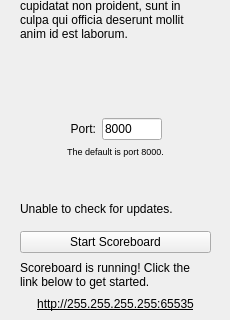
someweisguy/NSOBridge, file NSOBridge.ui: the form before one commit; both pictures show x 0 to 230 and y 180 to 500 of the 230 by 500 pixel window.
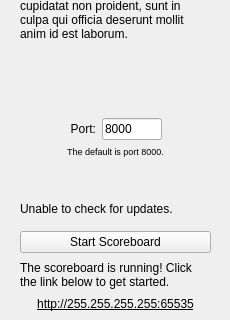
The form after the commit.

What changed in the file:
```diff
--- a/NSOBridge.ui
+++ b/NSOBridge.ui
@@ -254,7 +254,7 @@
        </size>
       </property>
       <property name="text">
-       <string>Scoreboard is running! Click the link below to get started.</string>
+       <string>The scoreboard is running! Click the link below to get started.</string>
       </property>
       <property name="alignment">
        <set>Qt::AlignLeading|Qt::AlignLeft|Qt::AlignVCenter</set>
```
